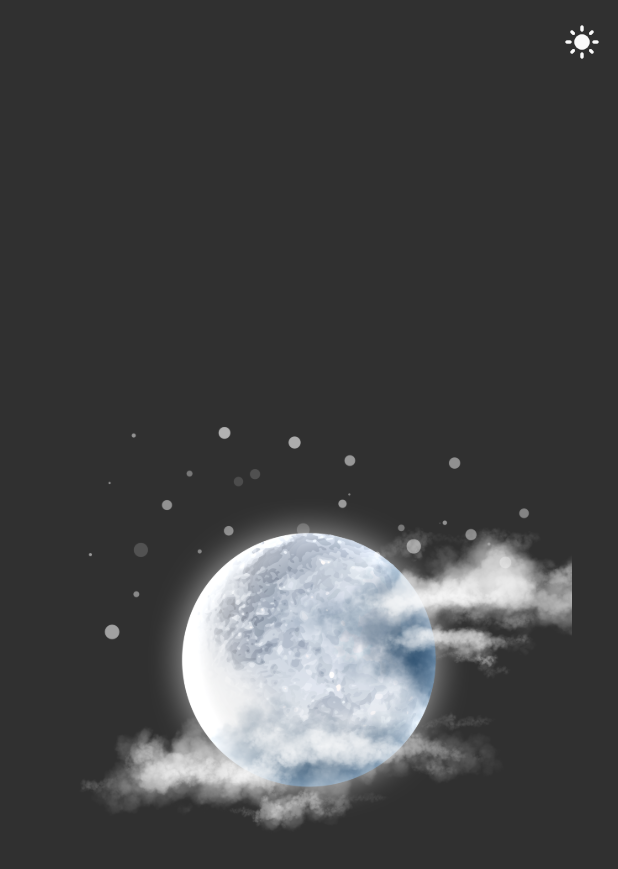
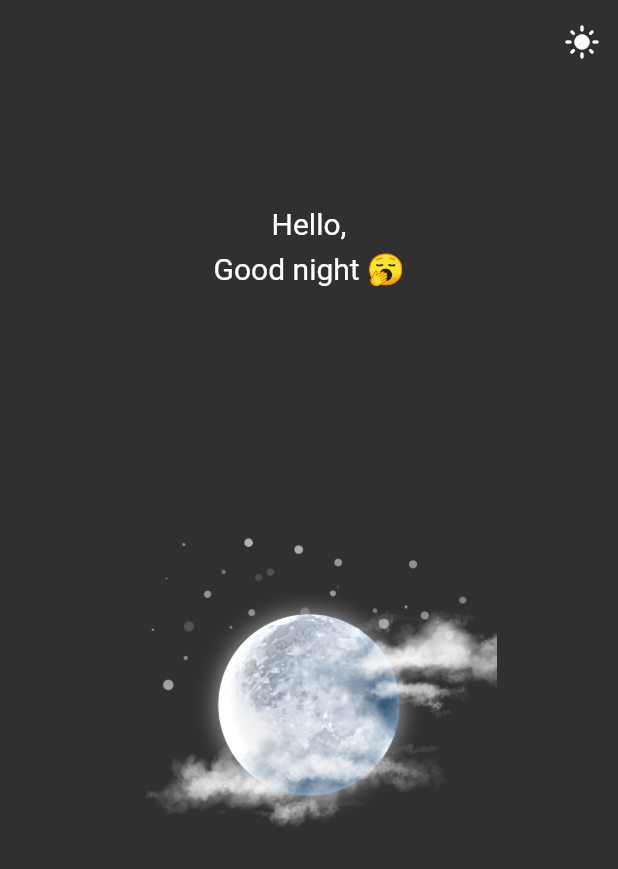
Before and after one commit to jinosh05/flutter_bloc_theming_example, a Flutter app: the screen it shows after launch, after a tap on the "dark mode" icon, on a phone screen of 412 x 824 dp. Shown: the top 869 px of the screen. Run offline on Flutter 3.47's test engine with Material 2 defaults, Android fonts, the phone set to English and light mode, and no system bars; our stand-ins replace bloc, flutter_bloc.

Commit message:
Text Was added

```diff
--- a/lib/presentation/home_screen.dart
+++ b/lib/presentation/home_screen.dart
@@ -32,9 +32,20 @@ class _HomeScreenState extends State<HomeScreen> {
         ],
       ),
       body: Center(
-        child: Image.asset(
-          isDark ? 'assets/night.png' : 'assets/namaste.png',
-          height: 350,
+        child: Column(
+          mainAxisAlignment: MainAxisAlignment.spaceAround,
+          children: [
+            Text(
+              isDark ? 'Hello,\nGood night 🥱' : 'Hello,\nGood Morning 🌅 ',
+              textAlign: TextAlign.center,
+              style: TextStyle(height: 1.5, fontSize: 20),
+            ),
+            Image.asset(
+              isDark ? 'assets/night.png' : 'assets/namaste.png',
+              height: 250,
+            ),
+            SizedBox()
+          ],
         ),
       ),
     );
```
